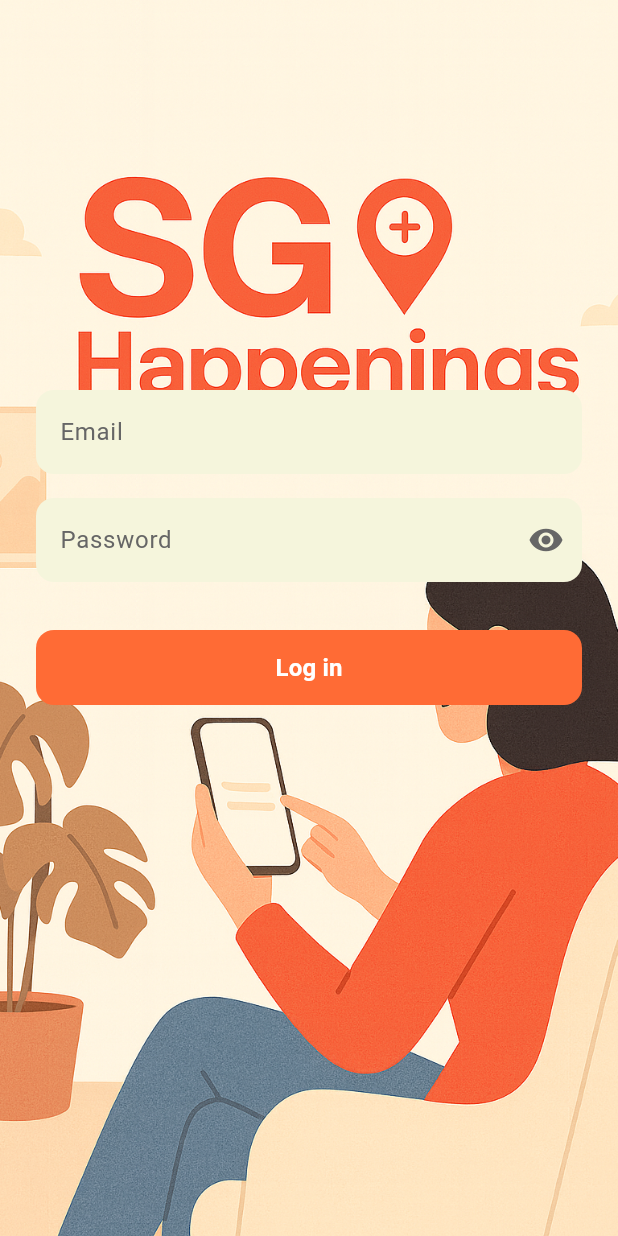
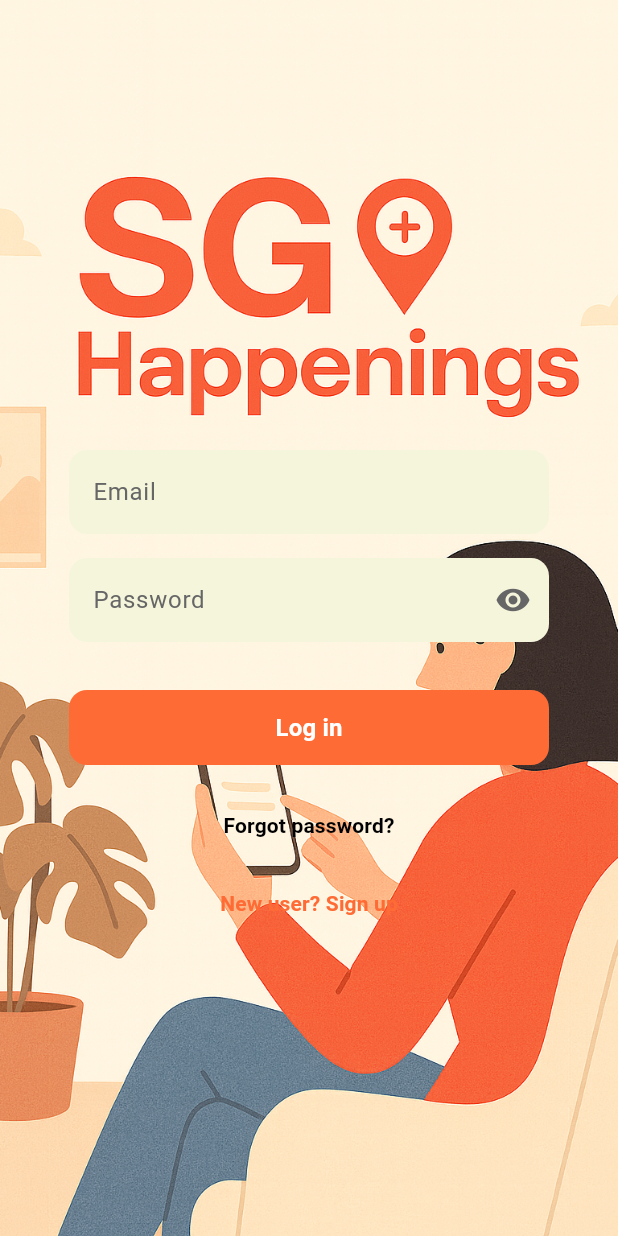
Before and after one commit to kazoohaa/sg_happenings_mobile, a Flutter app: the screen it shows after launch, on a phone screen of 412 x 824 dp. Run offline on Flutter 3.47's test engine with Material 3 defaults, Android fonts, the phone set to English and light mode, and no system bars.

Commit message:
forgot password page
- created forgot password page
- navigation to forgot password page
- create sign up page file

```diff
--- a/sg_happenings_mobile/lib/pages/login/login_page.dart
+++ b/sg_happenings_mobile/lib/pages/login/login_page.dart
@@ -1,4 +1,5 @@
 import 'package:flutter/material.dart';
+import '../forgot_password/forgot_password_page.dart';
 
 class LoginPage extends StatefulWidget {
   const LoginPage({super.key});
@@ -36,10 +37,14 @@ class _LoginPageState extends State<LoginPage> {
             padding: const EdgeInsets.symmetric(horizontal: 24.0),
             child: Column(
             children: [
-              const SizedBox(height: 260),
+              const SizedBox(height: 300),
 
-              // Input Fields
-              Column(
+              // Input Fields (narrow width)
+              Align(
+                alignment: Alignment.center,
+                child: SizedBox(
+                  width: 320,
+                  child: Column(
                     children: [
                   // Email Field
                   Container(
@@ -103,12 +108,16 @@ class _LoginPageState extends State<LoginPage> {
                   ),
                     ],
                   ),
+                ),
+              ),
 
               const SizedBox(height: 32),
 
-              // Login Button
-              SizedBox(
-                width: double.infinity,
+              // Login Button (narrow width)
+              Align(
+                alignment: Alignment.center,
+                child: SizedBox(
+                  width: 320,
                   height: 50,
                   child: ElevatedButton(
                     onPressed: () {
@@ -131,6 +140,52 @@ class _LoginPageState extends State<LoginPage> {
                     ),
                   ),
                 ),
+              ),
+
+              const SizedBox(height: 16),
+
+              // Secondary actions (narrow width)
+              Align(
+                alignment: Alignment.center,
+                child: SizedBox(
+                  width: 320,
+                  child: Column(
+                    children: [
+                      TextButton(
+                        onPressed: () {
+                          Navigator.of(context).push(
+                            MaterialPageRoute(
+                              builder: (context) => const ForgotPasswordPage(),
+                            ),
+                          );
+                        },
+                        child: const Text(
+                          'Forgot password?',
+                          style: TextStyle(
+                            color: Colors.black,
+                            fontSize: 14,
+                            fontWeight: FontWeight.w700,
+                          ),
+                        ),
+                      ),
+                      const SizedBox(height: 4),
+                      TextButton(
+                        onPressed: () {
+                          // TODO: navigate to sign up
+                        },
+                        child: const Text(
+                          'New user? Sign up',
+                          style: TextStyle(
+                            color: Color(0xFFFF6B35),
+                            fontSize: 14,
+                            fontWeight: FontWeight.w700,
+                          ),
+                        ),
+                      ),
+                    ],
+                  ),
+                ),
+              ),
 
               const SizedBox(height: 24),
             ],
```
Also changed, not shown: sg_happenings_mobile/lib/pages/forgot_password/forgot_password_page.dart (added, +199 -0 lines), sg_happenings_mobile/lib/pages/home/home_page.dart (added), sg_happenings_mobile/lib/pages/sign_up/sign_up.dart (added). Lines whose indentation alone changed are shown as unchanged.
